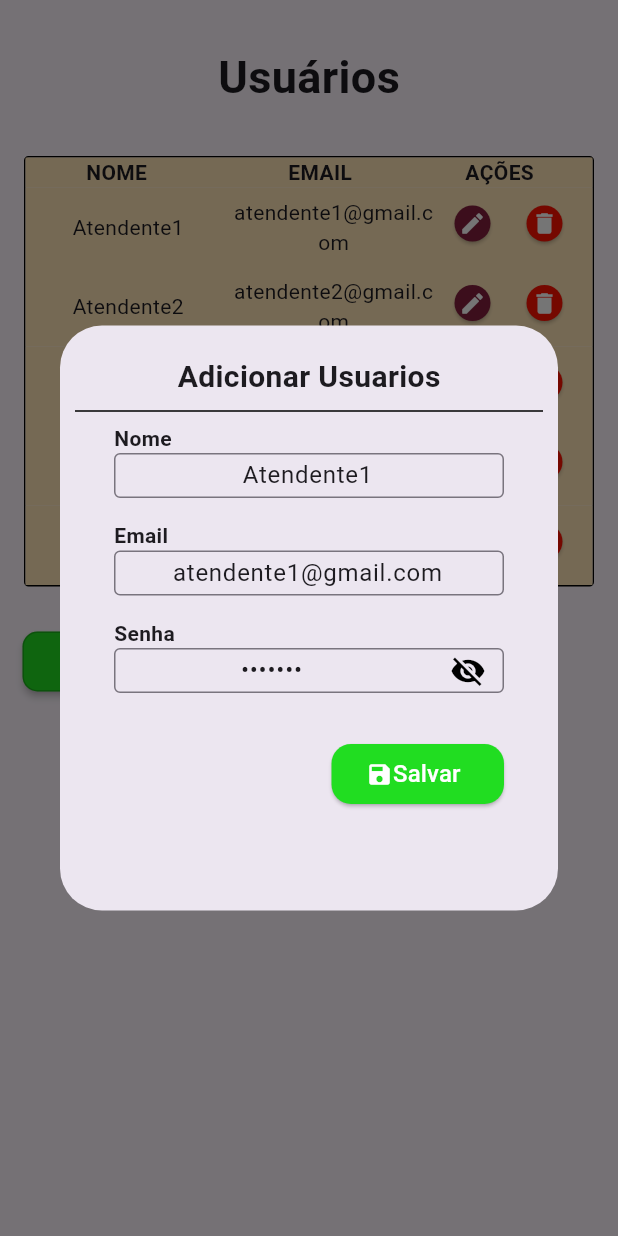
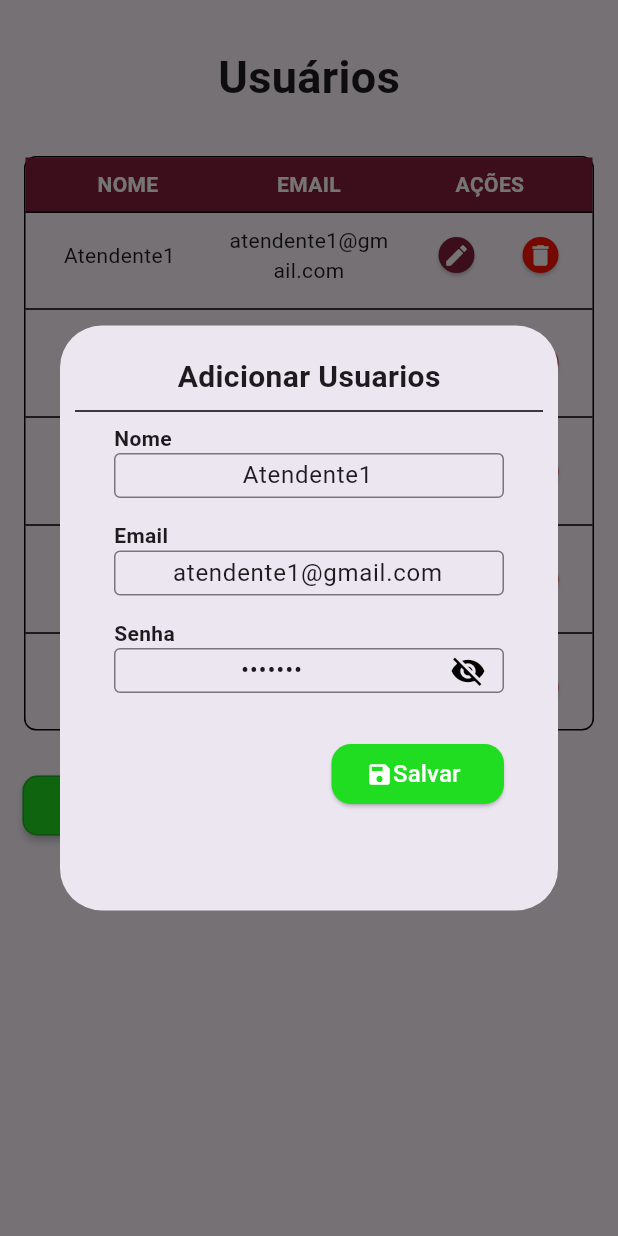
Before and after one commit to Gabriel-Victor03/appdelivery, a Flutter app: the MyTableUser screen opened directly, after a tap on the "edit" icon, on a phone screen of 412 x 824 dp. Run offline on Flutter 3.47's test engine with Material 3 defaults, Android fonts, the phone set to English and light mode, and no system bars; our stand-ins replace carousel_slider, get, image_picker, parse_server_sdk_flutter; network calls fail.

Commit message:
estilizando página usuário

```diff
--- a/lib/view/components/my_appbar.dart
+++ b/lib/view/components/my_appbar.dart
@@ -6,7 +6,7 @@ class MyAppBar extends StatelessWidget implements PreferredSizeWidget {
   @override
   Widget build(BuildContext context) {
     return AppBar(
-      automaticallyImplyLeading: false,
+      // automaticallyImplyLeading: false,
       backgroundColor: const Color.fromARGB(255, 130, 30, 60),
       foregroundColor: Colors.white,
       title: GestureDetector(
@@ -22,16 +22,6 @@ class MyAppBar extends StatelessWidget implements PreferredSizeWidget {
         ),
       ),
       toolbarHeight: 100,
-      // actions: [
-      //   IconButton(
-      //     icon: const Icon(Icons.person),
-      //     iconSize: 28,
-      //     onPressed: () {
-      //       Navigator.pushNamed(context, '/painel_adm');
-      //     },
-      //     // tooltip: 'Painel Administrativo',
-      //   ),
-      // ],
     );
   }
 
--- a/lib/view/components/my_table_user.dart
+++ b/lib/view/components/my_table_user.dart
@@ -32,9 +32,7 @@ class _MyTableUserState extends State<MyTableUser> {
             body: SingleChildScrollView(
               child: Column(
                 children: [
-                  SizedBox(
-                    height: 30,
-                  ),
+                  SizedBox(height: 30),
                   Center(
                     child: Text(
                       "Usuários",
@@ -42,161 +40,156 @@ class _MyTableUserState extends State<MyTableUser> {
                           TextStyle(fontSize: 30, fontWeight: FontWeight.bold),
                     ),
                   ),
-                  SizedBox(
-                    height: 15,
-                  ),
+                  SizedBox(height: 15),
                   Padding(
                     padding: const EdgeInsets.all(16.0),
                     child: Container(
                       decoration: BoxDecoration(
-                        borderRadius: BorderRadius.circular(3),
-                        border: Border.all(
-                            color: const Color.fromARGB(
-                                255, 0, 0, 0)), // Borda para o container
+                        borderRadius: BorderRadius.circular(8),
+                        border:
+                            Border.all(color: Colors.black), // Borda principal
                       ),
                       child: Column(
                         children: [
                           // Cabeçalho
                           Container(
-                            width: 450,
-                            padding: EdgeInsets.fromLTRB(3, 0, 20, 0),
+                            padding: EdgeInsets.all(8),
                             decoration: BoxDecoration(
-                              color: Color.fromARGB(255, 255, 229, 184),
+                              color: Color.fromARGB(255, 130, 30, 60),
+                              border: Border(
+                                bottom:
+                                    BorderSide(color: Colors.black, width: 1),
+                              ),
                             ),
                             child: Row(
-                              mainAxisAlignment: MainAxisAlignment.spaceAround,
                               children: [
-                                Container(
-                                  width: 80,
-                                  child: Expanded(
-                                      child: Text('NOME',
+                                Expanded(
+                                  child: Text(
+                                    'NOME',
                                     textAlign: TextAlign.center,
                                     style: TextStyle(
-                                              fontWeight: FontWeight.bold))),
+                                        fontWeight: FontWeight.bold,
+                                        color: Colors.white),
                                   ),
-                                SizedBox(
-                                  width: 120,
-                                  child: Expanded(
-                                      child: Text('EMAIL',
+                                ),
+                                Expanded(
+                                  child: Text(
+                                    'EMAIL',
                                     textAlign: TextAlign.center,
                                     style: TextStyle(
-                                              fontWeight: FontWeight.bold))),
+                                        fontWeight: FontWeight.bold,
+                                        color: Colors.white),
                                   ),
-                                Container(
-                                  width: 48,
-                                  child: Expanded(
-                                      child: Text('AÇÕES',
+                                ),
+                                Expanded(
+                                  child: Text(
+                                    'AÇÕES',
                                     textAlign: TextAlign.center,
                                     style: TextStyle(
-                                              fontWeight: FontWeight.bold))),
+                                        fontWeight: FontWeight.bold,
+                                        color: Colors.white),
+                                  ),
                                 ),
                               ],
                             ),
                           ),
-                          // ListView de usuarios
+
+                          // ListView de usuários
                           ListView.builder(
                             shrinkWrap: true,
                             physics:
                                 NeverScrollableScrollPhysics(), // Impede o scroll duplicado com SingleChildScrollView
                             itemCount: _.usuarios.length,
                             itemBuilder: (context, index) {
-                              return Container(
-                                padding: EdgeInsets.fromLTRB(0, 0, 8, 0),
-                                decoration: BoxDecoration(
-                                    color: Color.fromARGB(255, 255, 229, 184)),
-                                child: Row(
-                                  mainAxisAlignment:
-                                      MainAxisAlignment.spaceAround,
+                              return Column(
+                                children: [
+                                  Row(
                                     children: [
                                       Expanded(
+                                        child: Padding(
+                                          padding: const EdgeInsets.all(8.0),
                                           child: Text(
                                             _.usuarios[index]["nome"]!,
                                             textAlign: TextAlign.center,
                                             style: TextStyle(fontSize: 14),
-                                    )),
-
+                                          ),
+                                        ),
+                                      ),
+                                      Container(
+                                        width: 1,
+                                        color: Colors.black, // Divisor vertical
+                                      ),
                                       Expanded(
+                                        child: Padding(
+                                          padding: const EdgeInsets.all(8.0),
                                           child: Text(
                                             _.usuarios[index]["email"]!,
                                             textAlign: TextAlign.center,
                                             style: TextStyle(fontSize: 14),
-                                    )),
-
-                                    //VerticalDivider(color: Colors.b,),
+                                          ),
+                                        ),
+                                      ),
                                       Container(
-                                      padding: EdgeInsets.fromLTRB(0, 0, 0, 5),
-                                      child: Expanded(
+                                        width: 1,
+                                        color: Colors.black, // Divisor vertical
+                                      ),
+                                      Expanded(
                                         child: Row(
-                                          crossAxisAlignment:
-                                              CrossAxisAlignment.center,
+                                          mainAxisAlignment:
+                                              MainAxisAlignment.center,
                                           children: [
-                                            Center(
-                                                child: ElevatedButton(
-                                                    style: ElevatedButton
-                                                        .styleFrom(
-                                                            backgroundColor:
-                                                                Color.fromARGB(
-                                                                    255,
-                                                                    130,
-                                                                    30,
-                                                                    60),
-                                                            padding:
-                                                                EdgeInsets
-                                                                    .all(3),
-                                                            maximumSize:
-                                                                Size(25, 25),
-                                                            minimumSize:
-                                                                Size(5, 5)),
+                                            ElevatedButton(
+                                              style: ElevatedButton.styleFrom(
+                                                backgroundColor: Color.fromARGB(
+                                                    255, 130, 30, 60),
+                                                padding: EdgeInsets.all(3),
+                                                maximumSize: Size(25, 25),
+                                                minimumSize: Size(5, 5),
+                                              ),
                                               onPressed: () {
                                                 editarUsuarios(
-                                                          _.usuarios[index]
-                                                                  ["nome"]
-                                                              .toString(),
-                                                          _.usuarios[index]
-                                                                  ["email"]
-                                                              .toString(),
-                                                          _.usuarios[index]
-                                                                  ["senha"]
-                                                              .toString(),
-                                                          _isObscured);
+                                                  _.usuarios[index]["nome"]!,
+                                                  _.usuarios[index]["email"]!,
+                                                  _.usuarios[index]["senha"]!,
+                                                  _isObscured,
+                                                );
                                               },
                                               child: Icon(
                                                 Icons.edit_rounded,
                                                 color: Colors.white,
                                                 size: 18,
-                                                    ))),
-                                            Container(
-                                              //margin: EdgeInsets.only(right: 1000),
-                                              child: ElevatedButton(
-                                                  style:
-                                                      ElevatedButton.styleFrom(
+                                              ),
+                                            ),
+                                            SizedBox(width: 8),
+                                            ElevatedButton(
+                                              style: ElevatedButton.styleFrom(
                                                 backgroundColor:
-                                                              const Color
-                                                                  .fromARGB(255,
-                                                                  255, 17, 0),
-                                                          padding:
-                                                              EdgeInsets.all(3),
-                                                          maximumSize:
-                                                              Size(25, 25),
-                                                          minimumSize:
-                                                              Size(5, 5)),
+                                                    const Color.fromARGB(
+                                                        255, 255, 17, 0),
+                                                padding: EdgeInsets.all(3),
+                                                maximumSize: Size(25, 25),
+                                                minimumSize: Size(5, 5),
+                                              ),
                                               onPressed: () {
                                                 removerItem(
-                                                        _.usuarios[index]
-                                                            ['nome']);
+                                                    _.usuarios[index]['nome']);
                                               },
                                               child: Icon(
                                                 Icons.delete,
                                                 color: Colors.white,
                                                 size: 18,
-                                                  )),
+                                              ),
                                             ),
                                           ],
                                         ),
                                       ),
-                                    ),
                                     ],
                                   ),
+                                  if (index < _.usuarios.length - 1)
+                                    Divider(
+                                        color:
+                                            Colors.black), // Divisor horizontal
+                                ],
                               );
                             },
                           ),
```
Lines whose indentation alone changed are shown as unchanged.
